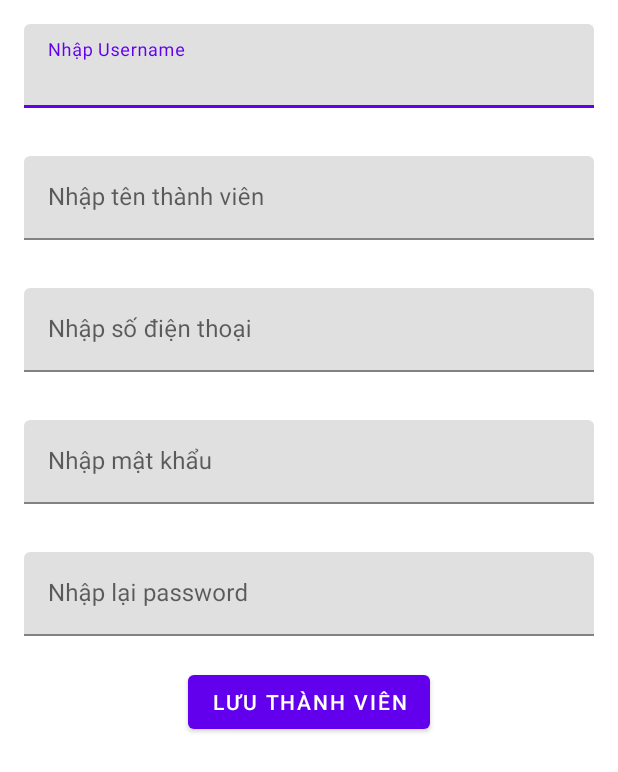
After one commit to katamaru198/KingShoes_DuAn1, an Android app: the fragment themTaiKhoan_Fragment shown on its own in the app's theme, on a phone screen of 412 x 824 dp. The commit adds this screen. Shown: the top 772 px of the screen. Run offline under Robolectric (Android 15) with nearby library versions, the phone set to English and light mode, and no system bars.

Commit message:
Them thanh vien

```diff
--- a/app/src/main/java/duongptph28955/fpoly/kingshoes_duan1/MainActivity.java
+++ b/app/src/main/java/duongptph28955/fpoly/kingshoes_duan1/MainActivity.java
@@ -14,6 +14,8 @@ import android.os.Bundle;
 import android.view.MenuItem;
 
 import com.google.android.material.navigation.NavigationView;
+
+import duongptph28955.fpoly.kingshoes_duan1.fragment.themTaiKhoan_Fragment;
 
 public class MainActivity extends AppCompatActivity {
     NavigationView nav;
@@ -62,7 +64,7 @@ public class MainActivity extends AppCompatActivity {
 
                         break;
                     case R.id.action_themTaiKhoan:
-
+                        fragment = new themTaiKhoan_Fragment();
                         break;
                     case R.id.action_doiPass:
 
--- /dev/null
+++ b/app/src/main/java/duongptph28955/fpoly/kingshoes_duan1/fragment/themTaiKhoan_Fragment.java
@@ -0,0 +1,68 @@
+package duongptph28955.fpoly.kingshoes_duan1.fragment;
+
+import android.os.Bundle;
+import android.view.LayoutInflater;
+import android.view.View;
+import android.view.ViewGroup;
+import android.widget.Toast;
+
+import androidx.annotation.NonNull;
+import androidx.annotation.Nullable;
+import androidx.fragment.app.Fragment;
+
+import com.google.android.material.textfield.TextInputLayout;
+
+import duongptph28955.fpoly.kingshoes_duan1.DAO.ThanhVienDAO;
+import duongptph28955.fpoly.kingshoes_duan1.R;
+import duongptph28955.fpoly.kingshoes_duan1.dto.ThanhVien;
+
+public class themTaiKhoan_Fragment extends Fragment {
+    TextInputLayout edUser, edTenTV, edSDT, edPass, edRepass;
+    ThanhVienDAO dao;
+    @Override
+    public void onViewCreated(@NonNull View view, @Nullable Bundle savedInstanceState) {
+        super.onViewCreated(view, savedInstanceState);
+        edUser = view.findViewById(R.id.edUsername);
+        edTenTV = view.findViewById(R.id.edTenThanhVien);
+        edSDT = view.findViewById(R.id.edSDTTV);
+        edPass = view.findViewById(R.id.edPassword);
+        edRepass = view.findViewById(R.id.edRepass);
+        view.findViewById(R.id.btn_SaveTV).setOnClickListener(new View.OnClickListener() {
+            @Override
+            public void onClick(View view) {
+                ThanhVien thanhVien = new ThanhVien();
+                thanhVien.maTV = edUser.getEditText().getText().toString();
+                thanhVien.tenTV = edTenTV.getEditText().getText().toString();
+                thanhVien.soDT = edSDT.getEditText().getText().toString();
+                thanhVien.matKhau = edPass.getEditText().getText().toString();
+                dao = new ThanhVienDAO(getContext());
+                if (validate()>0){
+                    if (dao.insertThanhVien(thanhVien)>0){
+                        Toast.makeText(getContext(), "Thêm thành công", Toast.LENGTH_SHORT).show();
+                    }
+                    else {
+                        Toast.makeText(getContext(), "Thêm thành công", Toast.LENGTH_SHORT).show();
+                    }
+                }
+            }
+        });
+    }
+
+    public int validate(){
+        int check = 1;
+        if (edUser.getEditText().getText().toString().length() == 0 || edTenTV.getEditText().getText().toString().length() == 0 || edSDT.getEditText().getText().toString().length() == 0 ||edPass.getEditText().getText().toString().length() == 0|| edRepass.getEditText().getText().toString().length() == 0){
+            Toast.makeText(getContext(), "Bạn phải nhập đủ thông tin", Toast.LENGTH_SHORT).show();
+            check = -1;
+        } else if (!edPass.getEditText().getText().toString().equals(edRepass.getEditText().getText().toString())){
+            Toast.makeText(getContext(), "Password nhập lại không đúng", Toast.LENGTH_SHORT).show();
+            check = -1;
+        }
+        return check;
+    }
+
+    @Nullable
+    @Override
+    public View onCreateView(@NonNull LayoutInflater inflater, @Nullable ViewGroup container, @Nullable Bundle savedInstanceState) {
+        return inflater.inflate(R.layout.fragment_themtv, null);
+    }
+}
--- /dev/null
+++ b/app/src/main/res/layout/fragment_themtv.xml
@@ -0,0 +1,91 @@
+<?xml version="1.0" encoding="utf-8"?>
+<LinearLayout xmlns:android="http://schemas.android.com/apk/res/android"
+    android:layout_width="match_parent"
+    android:layout_height="match_parent"
+    android:orientation="vertical">
+    <com.google.android.material.textfield.TextInputLayout
+        android:id="@+id/edUsername"
+        android:layout_width="match_parent"
+        android:layout_height="wrap_content"
+        android:layout_marginLeft="16dp"
+        android:layout_marginRight="16dp"
+        android:layout_marginBottom="32dp"
+        android:layout_marginTop="16dp"
+        android:hint="Nhập Username">
+
+        <com.google.android.material.textfield.TextInputEditText
+            android:layout_width="match_parent"
+            android:layout_height="wrap_content"
+            />
+
+    </com.google.android.material.textfield.TextInputLayout>
+    <com.google.android.material.textfield.TextInputLayout
+        android:id="@+id/edTenThanhVien"
+        android:layout_width="match_parent"
+        android:layout_height="wrap_content"
+        android:layout_marginLeft="16dp"
+        android:layout_marginRight="16dp"
+        android:layout_marginBottom="32dp"
+        android:hint="Nhập tên thành viên">
+
+        <com.google.android.material.textfield.TextInputEditText
+            android:layout_width="match_parent"
+            android:layout_height="wrap_content"
+            />
+
+    </com.google.android.material.textfield.TextInputLayout>
+    <com.google.android.material.textfield.TextInputLayout
+        android:id="@+id/edSDTTV"
+        android:layout_width="match_parent"
+        android:layout_height="wrap_content"
+        android:layout_marginLeft="16dp"
+        android:layout_marginRight="16dp"
+        android:layout_marginBottom="32dp"
+        android:hint="Nhập số điện thoại">
+
+        <com.google.android.material.textfield.TextInputEditText
+            android:layout_width="match_parent"
+            android:layout_height="wrap_content"
+            />
+
+    </com.google.android.material.textfield.TextInputLayout>
+    <com.google.android.material.textfield.TextInputLayout
+        android:id="@+id/edPassword"
+        android:layout_width="match_parent"
+        android:layout_height="wrap_content"
+        android:layout_marginLeft="16dp"
+        android:layout_marginRight="16dp"
+        android:layout_marginBottom="32dp"
+        android:hint="Nhập mật khẩu">
+
+        <com.google.android.material.textfield.TextInputEditText
+            android:layout_width="match_parent"
+            android:layout_height="wrap_content"
+            />
+
+    </com.google.android.material.textfield.TextInputLayout>
+    <com.google.android.material.textfield.TextInputLayout
+        android:id="@+id/edRepass"
+        android:layout_width="match_parent"
+        android:layout_height="wrap_content"
+        android:layout_marginLeft="16dp"
+        android:layout_marginRight="16dp"
+        android:layout_marginBottom="32dp"
+        android:hint="Nhập lại password">
+
+        <com.google.android.material.textfield.TextInputEditText
+            android:layout_width="match_parent"
+            android:layout_height="wrap_content"
+            />
+
+    <Button
+        android:id="@+id/btn_SaveTV"
+        android:layout_width="wrap_content"
+        android:layout_height="wrap_content"
+        android:layout_marginTop="20dp"
+        android:layout_gravity="center"
+        android:text="Lưu thành viên"
+        />
+
+    </com.google.android.material.textfield.TextInputLayout>
+</LinearLayout>
```
